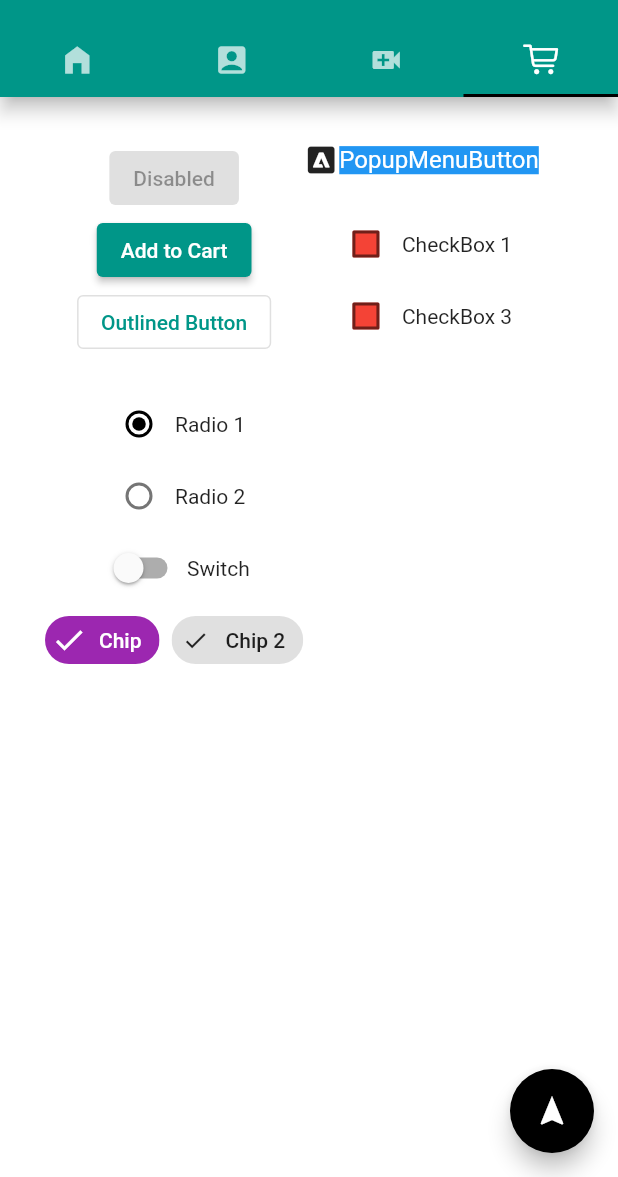
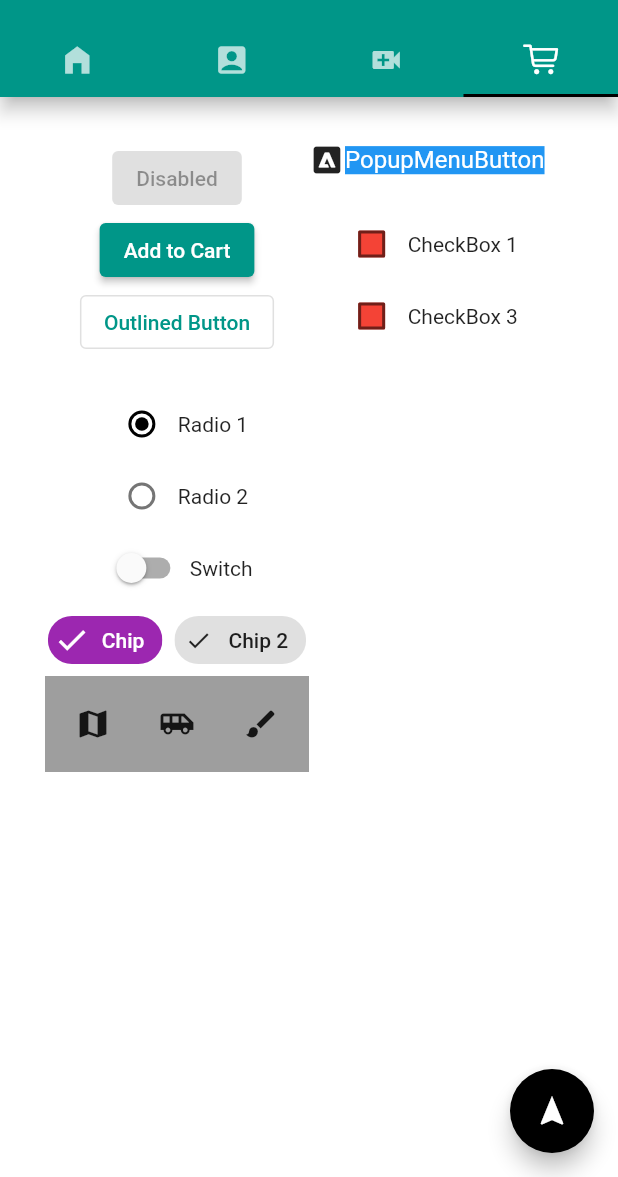
Before and after one commit to sakibcy/Flutter-Features, a Flutter app: the screen it shows after launch, tab 4 chosen, on a phone screen of 412 x 824 dp, the part 59-1236 px from its top. Run offline on Flutter 3.47's test engine with Material 2 defaults, Android fonts, the phone set to English and light mode, and no system bars; our stand-ins replace shared_preferences.

Commit message:
added ButtonBar

```diff
--- a/lib/screens/tab_cart.dart
+++ b/lib/screens/tab_cart.dart
@@ -19,9 +19,8 @@ class _TabCartState extends State<TabCart> {
         padding: const EdgeInsets.all(30.0),
         child: Row(
           children: [
-            Column(
-                crossAxisAlignment: CrossAxisAlignment.center,
-                children: <Widget>[
+            Column(crossAxisAlignment: CrossAxisAlignment.center, children: <
+                Widget>[
               const ElevatedButton(
                 onPressed: null,
                 child: Text('Disabled'),
@@ -92,6 +91,19 @@ class _TabCartState extends State<TabCart> {
                     label: Text('Chip 2'),
                   ),
                 ],
+              ),
+              Container(
+                color: Colors.grey,
+                child: ButtonBar(
+                  alignment: MainAxisAlignment.spaceEvenly,
+                  children: [
+                    IconButton(onPressed: () {}, icon: const Icon(Icons.map)),
+                    IconButton(
+                        onPressed: () {},
+                        icon: const Icon(Icons.airport_shuttle)),
+                    IconButton(onPressed: () {}, icon: const Icon(Icons.brush)),
+                  ],
+                ),
               )
             ]),
             Column(
```
Lines whose indentation alone changed are shown as unchanged.
